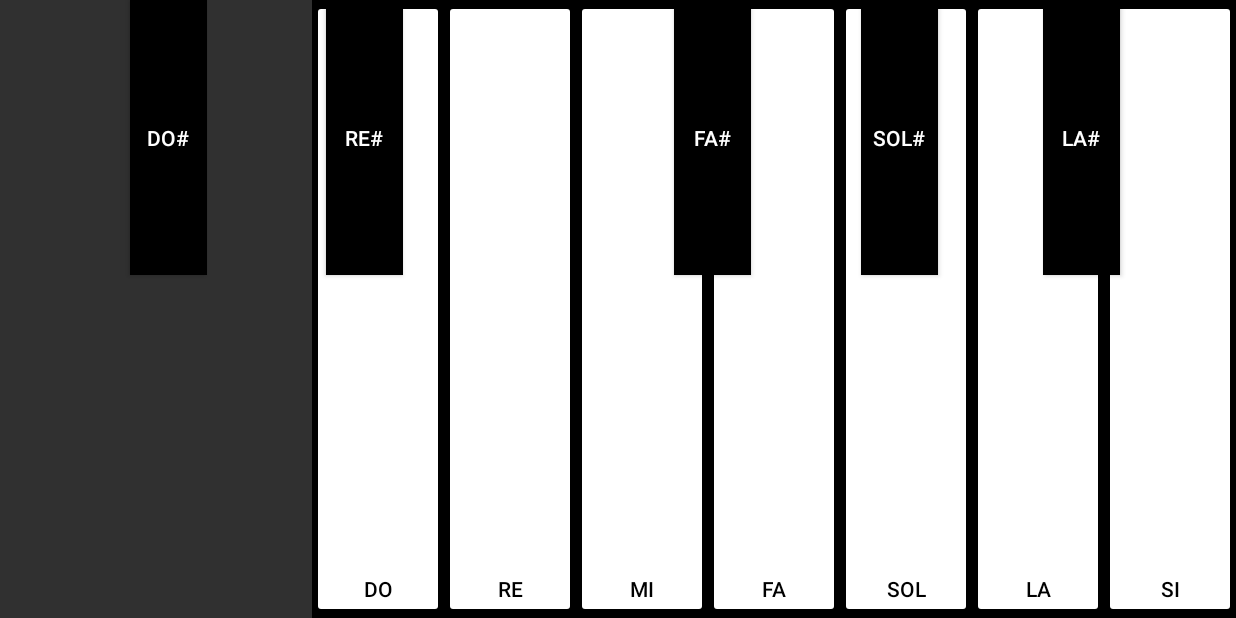
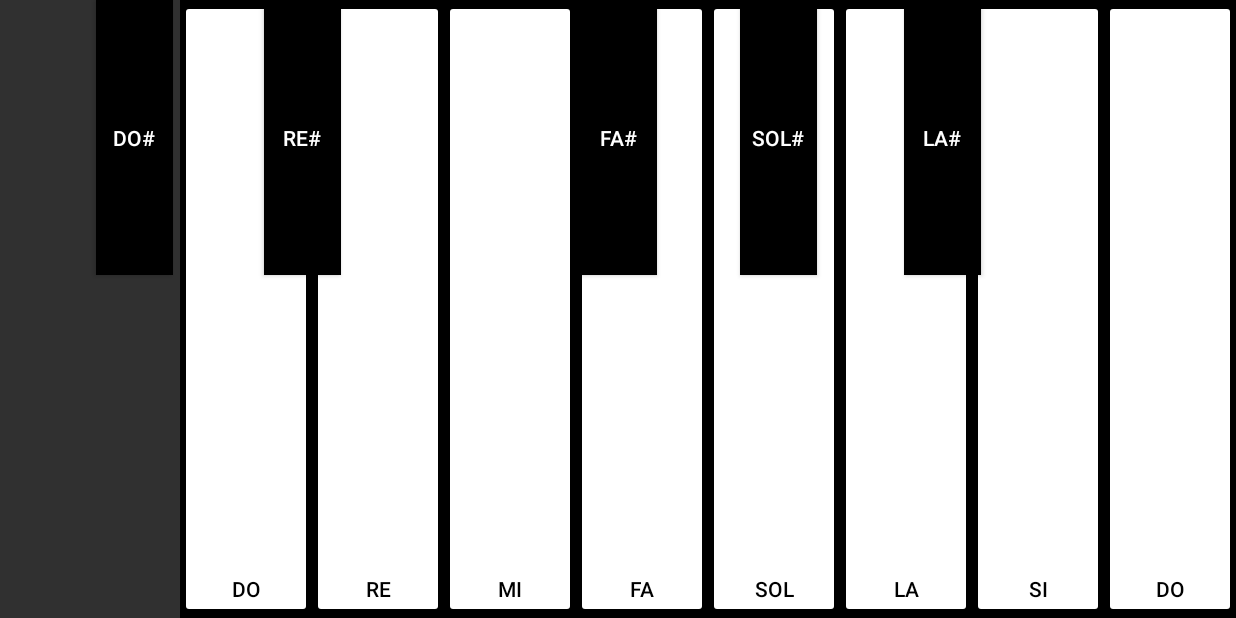
Before and after one commit to Angelooocw/AndroidPiano, an Android app: the MainActivity screen opened directly, with no data from a screen before it, on a phone screen of 824 x 412 dp (held sideways). Run offline under Robolectric (Android 15) with nearby library versions, the phone set to English and light mode, and no system bars.

Commit message:
Aplicacion final

```diff
--- a/app/src/main/java/com/curso/android_piano/MainActivity.java
+++ b/app/src/main/java/com/curso/android_piano/MainActivity.java
@@ -17,7 +17,7 @@ import android.view.View.OnClickListener;
 public class MainActivity extends AppCompatActivity implements View.OnTouchListener{
 
     TextView texto;
-    Button Do,Re,Mi,Fa,Sol,La,Si,Dos,Res,Fas,Sols,Las;
+    Button Do,Re,Mi,Fa,Sol,La,Si,Dos,Res,Fas,Sols,Las,Dof;
     @Override
     protected void onCreate(Bundle savedInstanceState) {
         super.onCreate(savedInstanceState);
@@ -30,6 +30,7 @@ public class MainActivity extends AppCompatActivity implements View.OnTouchListe
         Sol = (Button)findViewById(R.id.Sol);
         La = (Button)findViewById(R.id.La);
         Si = (Button)findViewById(R.id.Si);
+        Dof = (Button)findViewById(R.id.Dof);
         Dos = (Button) findViewById(R.id.Dos);
         Res = (Button) findViewById(R.id.Res);
         Fas = (Button) findViewById(R.id.Fas);
@@ -43,6 +44,7 @@ public class MainActivity extends AppCompatActivity implements View.OnTouchListe
         Sol.setOnTouchListener(this);
         La.setOnTouchListener(this);
         Si.setOnTouchListener(this);
+        Dof.setOnTouchListener(this);
         Dos.setOnTouchListener(this);
         Res.setOnTouchListener(this);
         Fas.setOnTouchListener(this);
@@ -144,6 +146,18 @@ public class MainActivity extends AppCompatActivity implements View.OnTouchListe
                     view.setBackgroundTintList(getResources().getColorStateList(R.color.tecla));
                     break;
                 }
+            case R.id.Dof:
+                if (act == MotionEvent.ACTION_DOWN ) {
+                    view.setBackgroundTintList(getResources().getColorStateList(R.color.Pulsacion));
+                    mp = MediaPlayer.create(this, R.raw.dof);
+                    mp.start();
+                    setComplete(mp);
+                    break;
+                }
+                if (act == MotionEvent.ACTION_UP){
+                    view.setBackgroundTintList(getResources().getColorStateList(R.color.tecla));
+                    break;
+                }
             case R.id.Dos:
                 if (act == MotionEvent.ACTION_DOWN ) {
                     view.setBackgroundColor(Color.CYAN);
--- a/app/src/main/res/layout/activity_main.xml
+++ b/app/src/main/res/layout/activity_main.xml
@@ -17,7 +17,7 @@
         android:text="Re#"
         app:layout_constraintBottom_toBottomOf="parent"
         app:layout_constraintEnd_toEndOf="parent"
-        app:layout_constraintHorizontal_bias="0.277"
+        app:layout_constraintHorizontal_bias="0.222"
         app:layout_constraintStart_toStartOf="parent"
         app:layout_constraintTop_toTopOf="parent"
         app:layout_constraintVertical_bias="0.0" />
@@ -33,7 +33,6 @@
         android:text="Fa#"
         app:layout_constraintBottom_toBottomOf="parent"
         app:layout_constraintEnd_toEndOf="parent"
-        app:layout_constraintHorizontal_bias="0.583"
         app:layout_constraintStart_toStartOf="parent"
         app:layout_constraintTop_toTopOf="parent"
         app:layout_constraintVertical_bias="0.0" />
@@ -49,7 +48,7 @@
         android:text="Sol#"
         app:layout_constraintBottom_toBottomOf="parent"
         app:layout_constraintEnd_toEndOf="parent"
-        app:layout_constraintHorizontal_bias="0.748"
+        app:layout_constraintHorizontal_bias="0.641"
         app:layout_constraintStart_toStartOf="parent"
         app:layout_constraintTop_toTopOf="parent"
         app:layout_constraintVertical_bias="0.0" />
@@ -65,7 +64,7 @@
         android:text="La#"
         app:layout_constraintBottom_toBottomOf="parent"
         app:layout_constraintEnd_toEndOf="parent"
-        app:layout_constraintHorizontal_bias="0.908"
+        app:layout_constraintHorizontal_bias="0.786"
         app:layout_constraintStart_toStartOf="parent"
         app:layout_constraintTop_toTopOf="parent"
         app:layout_constraintVertical_bias="0.0" />
@@ -81,7 +80,7 @@
         android:text="Do#"
         app:layout_constraintBottom_toBottomOf="parent"
         app:layout_constraintEnd_toEndOf="parent"
-        app:layout_constraintHorizontal_bias="0.104"
+        app:layout_constraintHorizontal_bias="0.074"
         app:layout_constraintStart_toStartOf="parent"
         app:layout_constraintTop_toTopOf="parent"
         app:layout_constraintVertical_bias="0.0" />
@@ -184,6 +183,17 @@
             android:gravity="bottom|center_horizontal"
             android:text="Si"
             android:textColor="@android:color/black" />
+
+        <Button
+            android:id="@+id/Dof"
+            style="@style/Widget.AppCompat.Button"
+            android:layout_width="wrap_content"
+            android:layout_height="match_parent"
+            android:layout_weight="1"
+            android:backgroundTint="@android:color/background_light"
+            android:gravity="bottom|center_horizontal"
+            android:text="Do"
+            android:textColor="@android:color/black" />
     </LinearLayout>
 
 </android.support.constraint.ConstraintLayout>
```
